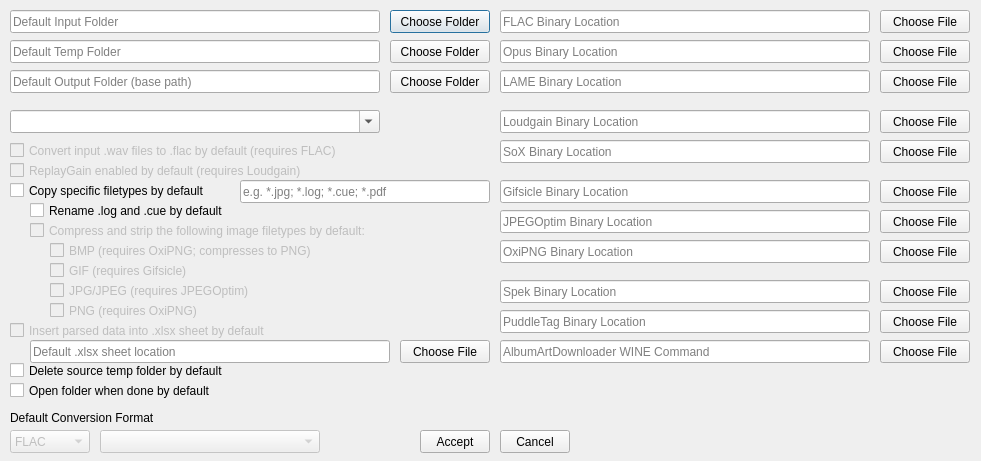
Above: Source/settingswindow.ui from AustinSHend/qMusicImportKit before the change. Below: the same form after it.
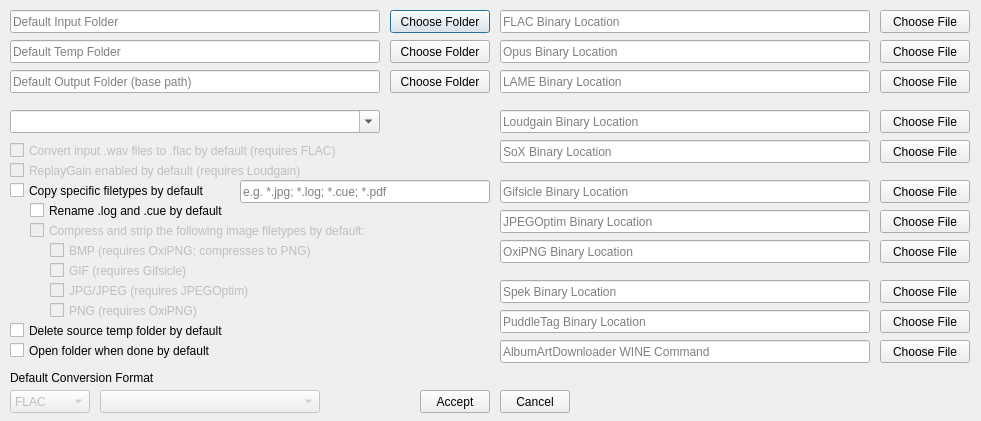
That is the form after the change.

Commit message: Removed QXlsx integration

Diff of the .ui file:
```diff
--- a/Source/settingswindow.ui
+++ b/Source/settingswindow.ui
@@ -7,19 +7,19 @@
     <x>0</x>
     <y>0</y>
     <width>981</width>
-    <height>461</height>
+    <height>421</height>
    </rect>
   </property>
   <property name="minimumSize">
    <size>
     <width>981</width>
-    <height>461</height>
+    <height>421</height>
    </size>
   </property>
   <property name="maximumSize">
    <size>
     <width>981</width>
-    <height>461</height>
+    <height>421</height>
    </size>
   </property>
   <property name="windowTitle">
@@ -413,7 +413,7 @@
    <property name="geometry">
     <rect>
      <x>10</x>
-     <y>360</y>
+     <y>320</y>
      <width>480</width>
      <height>21</height>
     </rect>
@@ -426,7 +426,7 @@
    <property name="geometry">
     <rect>
      <x>10</x>
-     <y>380</y>
+     <y>340</y>
      <width>480</width>
      <height>21</height>
     </rect>
@@ -439,7 +439,7 @@
    <property name="geometry">
     <rect>
      <x>10</x>
-     <y>410</y>
+     <y>370</y>
      <width>480</width>
      <height>15</height>
     </rect>
@@ -455,7 +455,7 @@
    <property name="geometry">
     <rect>
      <x>10</x>
-     <y>430</y>
+     <y>390</y>
      <width>80</width>
      <height>23</height>
     </rect>
@@ -486,7 +486,7 @@
    <property name="geometry">
     <rect>
      <x>100</x>
-     <y>430</y>
+     <y>390</y>
      <width>220</width>
      <height>23</height>
     </rect>
@@ -496,7 +496,7 @@
    <property name="geometry">
     <rect>
      <x>420</x>
-     <y>430</y>
+     <y>390</y>
      <width>70</width>
      <height>23</height>
     </rect>
@@ -509,7 +509,7 @@
    <property name="geometry">
     <rect>
      <x>500</x>
-     <y>430</y>
+     <y>390</y>
      <width>70</width>
      <height>23</height>
     </rect>
@@ -705,51 +705,6 @@
     <string>PNG (requires OxiPNG)</string>
    </property>
   </widget>
-  <widget class="QCheckBox" name="DefaultXLSXSheetCheckBox">
-   <property name="enabled">
-    <bool>false</bool>
-   </property>
-   <property name="geometry">
-    <rect>
-     <x>10</x>
-     <y>320</y>
-     <width>480</width>
-     <height>21</height>
-    </rect>
-   </property>
-   <property name="text">
-    <string>Insert parsed data into .xlsx sheet by default</string>
-   </property>
-  </widget>
-  <widget class="QLineEdit" name="DefaultXLSXSheetLineEdit">
-   <property name="geometry">
-    <rect>
-     <x>30</x>
-     <y>340</y>
-     <width>360</width>
-     <height>23</height>
-    </rect>
-   </property>
-   <property name="text">
-    <string/>
-   </property>
-   <property name="placeholderText">
-    <string>Default .xlsx sheet location</string>
-   </property>
-  </widget>
-  <widget class="QPushButton" name="DefaultXLSXSheetFileChooserButton">
-   <property name="geometry">
-    <rect>
-     <x>400</x>
-     <y>340</y>
-     <width>90</width>
-     <height>23</height>
-    </rect>
-   </property>
-   <property name="text">
-    <string>Choose File</string>
-   </property>
-  </widget>
  </widget>
  <tabstops>
   <tabstop>DefaultInputLineEdit</tabstop>
```
Left out of the diff: 47 changed lines with no effect on the pictures. The commit also changes 93 other files.
